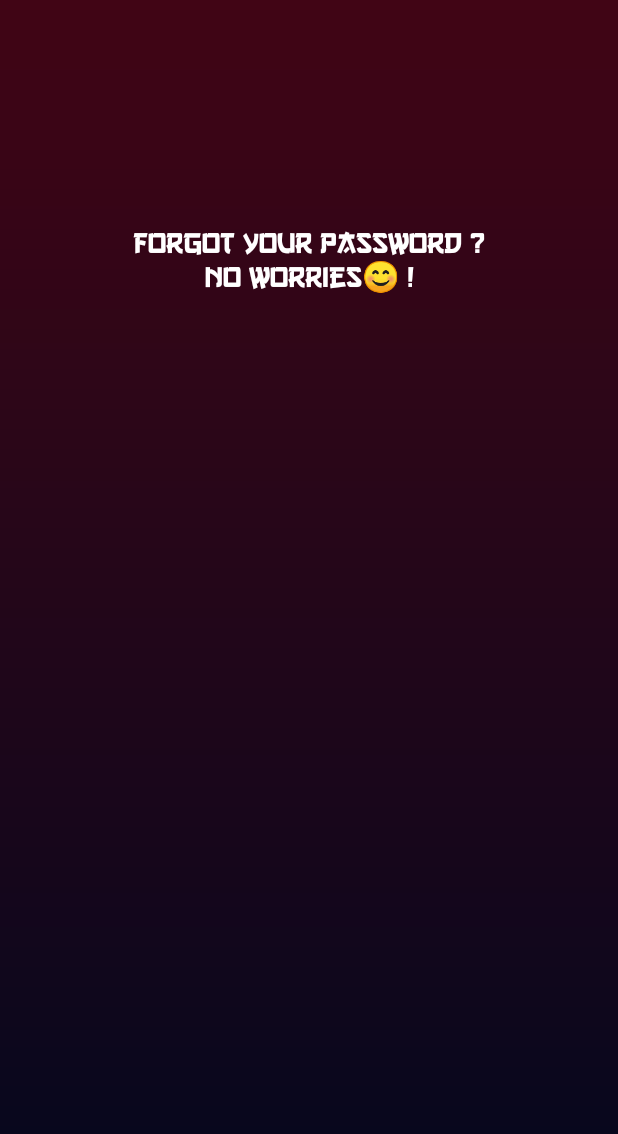
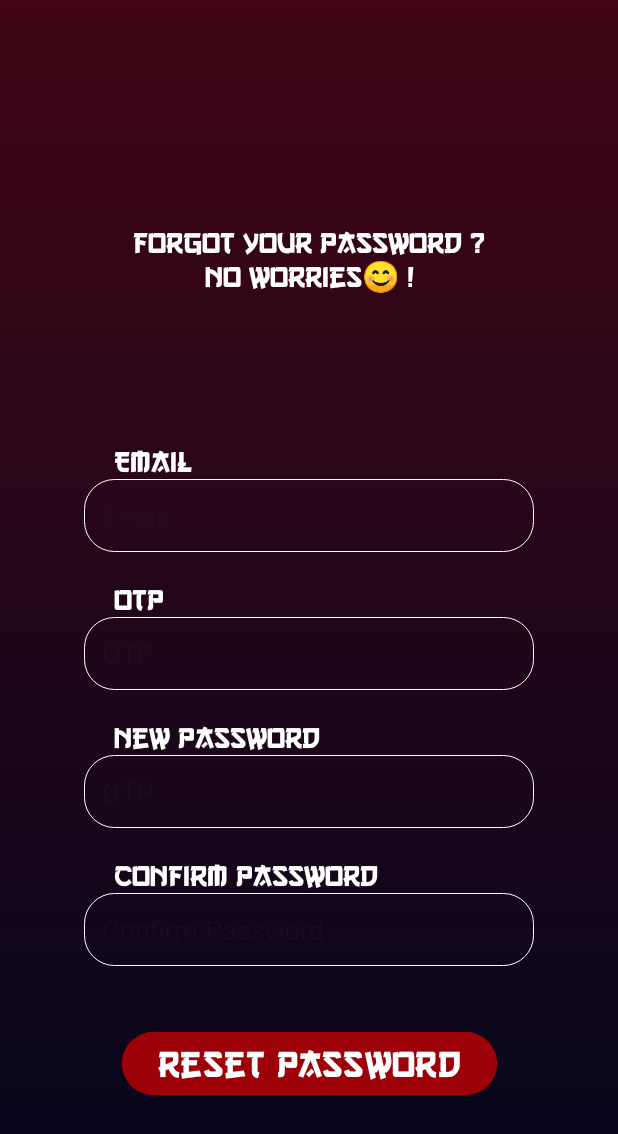
Before and after one commit to LochanaNK/AniPal, an Android app: the ForgotPassword screen opened directly, with no data from a screen before it, on a phone screen of 412 x 824 dp. Shown: the top 1134 px of the screen. Run offline under Robolectric (Android 15) with nearby library versions, the phone set to English and light mode, and no system bars.

Commit message:
Updated the forgot password page

```diff
--- a/app/src/main/res/layout/activity_forgot_password.xml
+++ b/app/src/main/res/layout/activity_forgot_password.xml
@@ -19,5 +19,117 @@
         app:layout_constraintTop_toTopOf="parent"
         app:layout_constraintStart_toStartOf="parent"
         app:layout_constraintEnd_toEndOf="parent"/>
-
+    <TextView
+        android:id="@+id/label_email"
+        android:layout_width="wrap_content"
+        android:layout_height="wrap_content"
+        android:layout_marginTop="100dp"
+        android:layout_marginStart="20dp"
+        android:text="@string/label_email"
+        android:textColor="@color/white"
+        android:fontFamily="@font/go3"
+        android:textSize="20sp"
+        app:layout_constraintTop_toBottomOf="@id/forgot_password_title"
+        app:layout_constraintStart_toStartOf="@id/email" />
+    <EditText
+        android:id="@+id/email"
+        android:layout_width="300dp"
+        android:layout_height="wrap_content"
+        android:layout_marginTop="0dp"
+        android:inputType="textEmailAddress"
+        android:hint="@string/label_email"
+        android:autofillHints="emailAddress"
+        android:padding="12dp"
+        android:background="@drawable/rounded_edittext"
+        app:layout_constraintTop_toBottomOf="@id/label_email"
+        app:layout_constraintStart_toStartOf="parent"
+        app:layout_constraintEnd_toEndOf="parent"/>
+    <TextView
+        android:id="@+id/label_otp"
+        android:layout_width="wrap_content"
+        android:layout_height="wrap_content"
+        android:layout_marginTop="20dp"
+        android:layout_marginStart="20dp"
+        android:text="@string/label_otp"
+        android:textColor="@color/white"
+        android:fontFamily="@font/go3"
+        android:textSize="20sp"
+        app:layout_constraintTop_toBottomOf="@id/email"
+        app:layout_constraintStart_toStartOf="@id/otp"/>
+    <EditText
+        android:id="@+id/otp"
+        android:layout_width="300dp"
+        android:layout_height="wrap_content"
+        android:layout_marginTop="0dp"
+        android:inputType="number"
+        android:hint="@string/label_otp"
+        android:autofillHints="text"
+        android:padding="12dp"
+        android:background="@drawable/rounded_edittext"
+        app:layout_constraintTop_toBottomOf="@id/label_otp"
+        app:layout_constraintStart_toStartOf="parent"
+        app:layout_constraintEnd_toEndOf="parent"/>
+    <TextView
+        android:id="@+id/label_new_password"
+        android:layout_width="wrap_content"
+        android:layout_height="wrap_content"
+        android:layout_marginTop="20dp"
+        android:layout_marginStart="20dp"
+        android:text="@string/label_new_password"
+        android:textColor="@color/white"
+        android:fontFamily="@font/go3"
+        android:textSize="20sp"
+        app:layout_constraintTop_toBottomOf="@id/otp"
+        app:layout_constraintStart_toStartOf="@id/otp"/>
+    <EditText
+        android:id="@+id/new_password"
+        android:layout_width="300dp"
+        android:layout_height="wrap_content"
+        android:layout_marginTop="0dp"
+        android:inputType="textPassword"
+        android:hint="@string/label_otp"
+        android:autofillHints="password"
+        android:padding="12dp"
+        android:background="@drawable/rounded_edittext"
+        app:layout_constraintTop_toBottomOf="@id/label_new_password"
+        app:layout_constraintStart_toStartOf="parent"
+        app:layout_constraintEnd_toEndOf="parent"/>
+    <TextView
+        android:id="@+id/label_confirm_password"
+        android:layout_width="wrap_content"
+        android:layout_height="wrap_content"
+        android:layout_marginTop="20dp"
+        android:layout_marginStart="20dp"
+        android:text="@string/label_confirmpas"
+        android:textColor="@color/white"
+        android:fontFamily="@font/go3"
+        android:textSize="20sp"
+        app:layout_constraintTop_toBottomOf="@id/new_password"
+        app:layout_constraintStart_toStartOf="@id/otp"/>
+    <EditText
+        android:id="@+id/confirm_password"
+        android:layout_width="300dp"
+        android:layout_height="wrap_content"
+        android:layout_marginTop="0dp"
+        android:inputType="textPassword"
+        android:hint="@string/label_confirmpas"
+        android:autofillHints="password"
+        android:padding="12dp"
+        android:background="@drawable/rounded_edittext"
+        app:layout_constraintTop_toBottomOf="@id/label_confirm_password"
+        app:layout_constraintStart_toStartOf="parent"
+        app:layout_constraintEnd_toEndOf="parent"/>
+    <Button
+        android:id="@+id/signin"
+        android:layout_width="wrap_content"
+        android:layout_height="wrap_content"
+        android:layout_marginTop="40dp"
+        android:text="@string/reset_password"
+        android:textSize="25sp"
+        android:fontFamily="@font/go3"
+        android:textColor="@color/white"
+        android:backgroundTint="@color/button"
+        app:layout_constraintTop_toBottomOf="@+id/confirm_password"
+        app:layout_constraintStart_toStartOf="parent"
+        app:layout_constraintEnd_toEndOf="parent"/>
 </androidx.constraintlayout.widget.ConstraintLayout>
--- a/app/src/main/res/values/strings.xml
+++ b/app/src/main/res/values/strings.xml
@@ -7,6 +7,7 @@
     <string name="next_btn">Next</string>
     <string name="sign_in">Sign In</string>
     <string name="sign_up">Sign Up</string>
+    <string name="reset_password">Reset Password</string>
     <string name="sign_in_underlined"><u>Sign In</u></string>
     <string name="sign_up_underlined"><u>Create One!</u></string>
     <string name="forgot_password_underlined"><u>Forgot Password?</u></string>
@@ -29,6 +30,8 @@
     <string name="label_password">Password</string>
     <string name="label_username">Username</string>
     <string name="label_confirmpas">Confirm Password</string>
+    <string name="label_otp">OTP</string>
+    <string name="label_new_password">New Password</string>
 
 
     <string name="login_link_text">Already have an account?</string>
```
